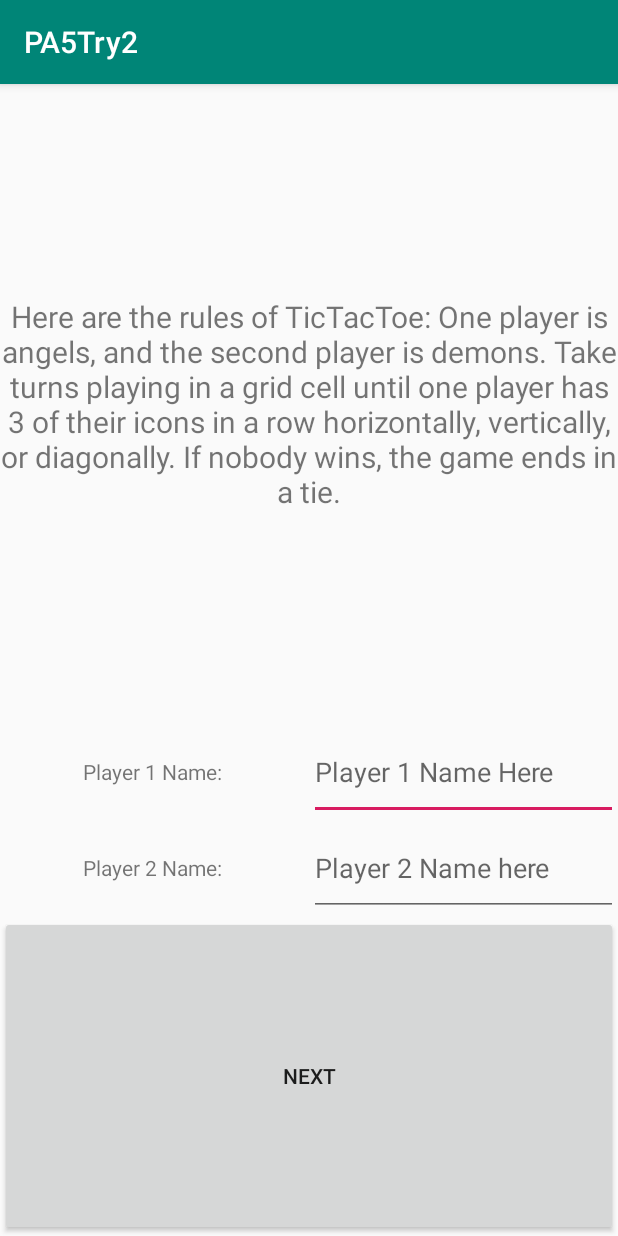
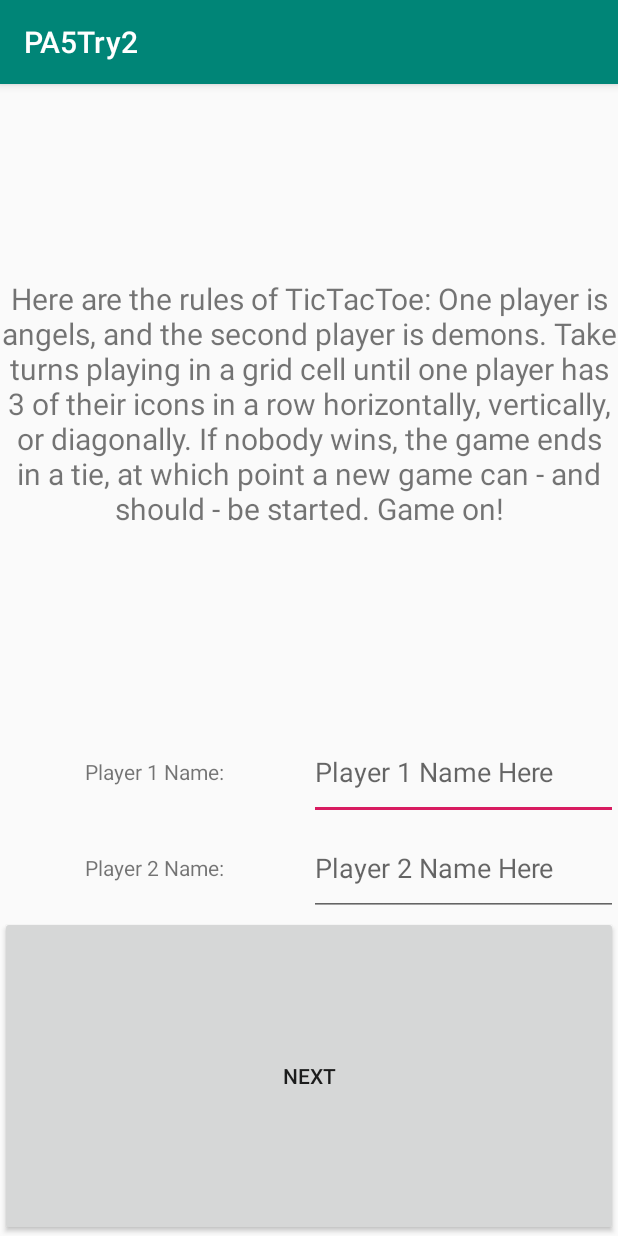
Before and after one commit to SpencerJacobs13/TicTacToeApp, an Android app: the screen it shows after launch (MainActivity), on a phone screen of 412 x 824 dp. Run offline under Robolectric (Android 15) with nearby library versions, the phone set to English and light mode, and no system bars.

Commit message:
final push

```diff
--- a/app/src/main/res/layout/activity_main.xml
+++ b/app/src/main/res/layout/activity_main.xml
@@ -28,7 +28,7 @@
         android:layout_columnSpan="1"
         android:layout_columnWeight="1"
         android:gravity="center"
-        android:text="Player 1 Name: " />
+        android:text="@string/p1NameHere" />
 
     <EditText
         android:id="@+id/player1NameEdit"
@@ -37,7 +37,7 @@
         android:layout_rowWeight=".3"
         android:layout_columnSpan="1"
         android:layout_columnWeight="1"
-        android:hint="Player 1 Name Here"
+        android:hint="@string/p1NameHint"
         android:inputType="textPersonName"
         android:singleLine="true"
         android:textAlignment="textStart" />
@@ -51,7 +51,7 @@
         android:layout_columnSpan="1"
         android:layout_columnWeight="1"
         android:gravity="center"
-        android:text="Player 2 Name: "/>
+        android:text="@string/p2NameHere"/>
 
     <EditText
         android:id="@+id/player2NameEdit"
@@ -61,7 +61,7 @@
         android:layout_rowWeight=".3"
         android:layout_columnSpan="1"
         android:layout_columnWeight="1"
-        android:hint="Player 2 Name here"
+        android:hint="@string/p2NameHint"
         android:inputType="textPersonName"
         android:singleLine="true"
         android:textAlignment="textStart" />
@@ -74,7 +74,7 @@
         android:layout_rowWeight="1"
         android:layout_columnWeight="1"
         android:layout_columnSpan="2"
-        android:text="Next"/>
+        android:text="@string/nextButton"/>
 
 
 </GridLayout>
--- a/app/src/main/res/values/strings.xml
+++ b/app/src/main/res/values/strings.xml
@@ -3,5 +3,16 @@
     <string name="GameRules">Here are the rules of TicTacToe: One player is angels,
     and the second player is demons. Take turns playing in a grid cell until one
     player has 3 of their icons in a row horizontally, vertically, or diagonally. If nobody wins,
-    the game ends in a tie.</string>
+    the game ends in a tie, at which point a new game can - and should - be started. Game on!</string>
+    <string name="yourTurn">, you are up!</string>
+    <string name="invalidName">Invalid Move. Try Again</string>
+    <string name="winnerMessage"> wins, good work!</string>
+    <string name="gameDraw">Uh oh! The game has ended in a draw!</string>
+    <string name="backToMainMenu">Back to Main Menu</string>
+    <string name="newGame">New Game</string>
+    <string name="p1NameHere">Player 1 Name:</string>
+    <string name="p2NameHere">Player 2 Name:</string>
+    <string name="p1NameHint">Player 1 Name Here</string>
+    <string name="p2NameHint">Player 2 Name Here</string>
+    <string name="nextButton">Next</string>
 </resources>
```
Also changed, not shown: app/src/main/java/com/example/pa5try2/PlayGameActivity.java (+30 -29 lines), app/src/main/res/layout/activity_play_game.xml (+12 -13 lines).
